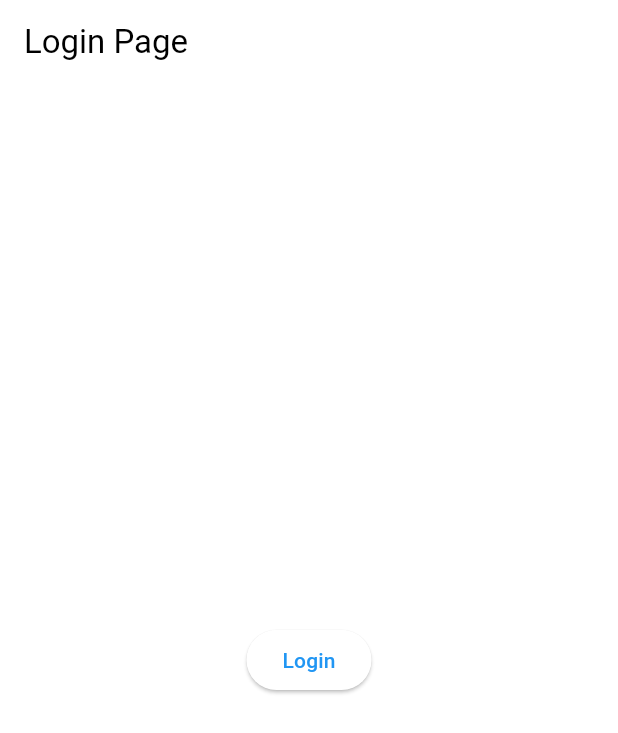
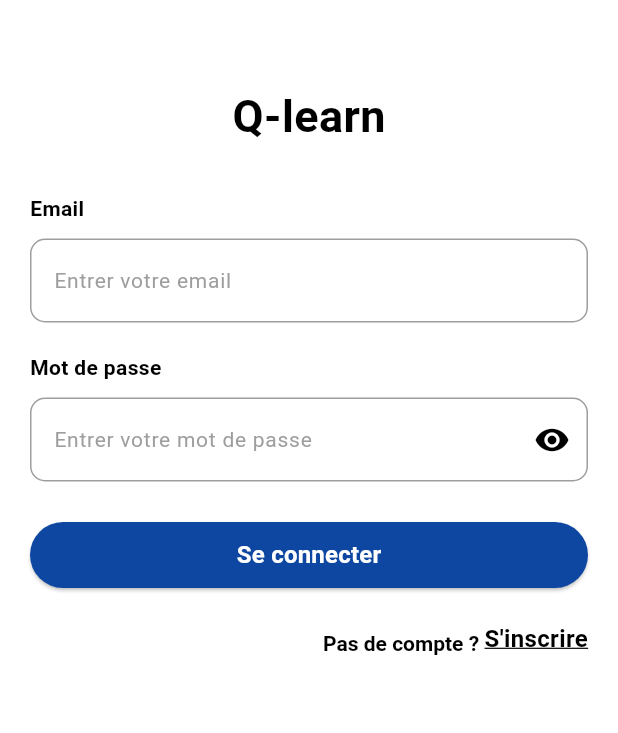
Before and after one commit to RasolomananaOlivier/qlearn, a Flutter app: the screen it shows after launch, on a phone screen of 412 x 824 dp. Shown: the top 733 px of the screen. Run offline on Flutter 3.47's test engine with Material 3 defaults, Android fonts, the light colour scheme and no system bars; drawn by our look-alikes of flutter_form_builder, oktoast; our stand-ins replace auto_route, dio, flutter_riverpod, form_builder_validators, get_it, retrofit and 1 more; missing offline and left inert: awesome_dio_interceptor; generated files the repository leaves out were written again; Roboto replaces fonts that are missing (IBM, Montserrat); statements that could not run were skipped.

Commit message:
feat: add screen for login and register

```diff
--- a/lib/app.dart
+++ b/lib/app.dart
@@ -2,7 +2,6 @@ import 'package:flutter/material.dart';
 import 'package:flutter_riverpod/flutter_riverpod.dart';
 import 'package:q_learn/core/config/router/app_router.dart';
 import 'package:q_learn/core/config/themes/app_themes.dart';
-import 'package:q_learn/features/auth/presentation/providers/auth_provider.dart';
 import 'package:oktoast/oktoast.dart';
 
 class App extends ConsumerWidget {
@@ -12,9 +11,8 @@ class App extends ConsumerWidget {
   Widget build(BuildContext context, WidgetRef ref) {
     return OKToast(
       child: MaterialApp.router(
-        routerConfig: AppRouter(ref).config(
-            // reevaluateListenable: ref.watch(authProvider),
-            ),
+        routerConfig: AppRouter(ref).config(),
+        debugShowCheckedModeBanner: false,
         theme: AppTheme.light,
       ),
     );
--- a/lib/core/config/router/app_router.dart
+++ b/lib/core/config/router/app_router.dart
@@ -2,6 +2,7 @@ import 'package:auto_route/auto_route.dart';
 import 'package:flutter/material.dart';
 import 'package:flutter_riverpod/flutter_riverpod.dart';
 import 'package:q_learn/features/auth/presentation/pages/LoginPage.dart';
+import 'package:q_learn/features/auth/presentation/pages/RegisterPage.dart';
 import 'package:q_learn/features/auth/presentation/providers/auth_provider.dart';
 import 'package:q_learn/features/news/presentation/pages/details_page.dart';
 import 'package:q_learn/features/news/presentation/pages/profile_page.dart';
@@ -20,7 +21,9 @@ class AppRouter extends _$AppRouter implements AutoRouteGuard {
   void onNavigation(NavigationResolver resolver, StackRouter router) {
     final isAuthenticated = ref.watch(authProvider).isAuthenticated;
 
-    if (isAuthenticated || resolver.route.name == LoginRoute.name) {
+    if (isAuthenticated ||
+        resolver.route.name == LoginRoute.name ||
+        resolver.route.name == RegisterRoute.name) {
       // we continue navigation
       resolver.next();
     } else {
@@ -29,19 +32,28 @@ class AppRouter extends _$AppRouter implements AutoRouteGuard {
       // tip: use resolver.redirect to have the redirected route
       // automatically removed from the stack when the resolver is completed
       resolver.redirect(
-        LoginRoute(
-          onResult: (isAuthenticated) {
-            resolver.next(isAuthenticated);
-          },
-        ),
+        const LoginRoute(),
       );
     }
   }
 
   @override
   List<AutoRoute> get routes => [
+        // Login route
         CustomRoute(
           page: LoginRoute.page,
+          keepHistory: true,
+          customRouteBuilder: (context, child, page) {
+            return CupertinoPageRoute(
+              settings: page,
+              builder: (context) => child,
+            );
+          },
+        ),
+
+        // Register route
+        CustomRoute(
+          page: RegisterRoute.page,
           keepHistory: false,
           customRouteBuilder: (context, child, page) {
             return CupertinoPageRoute(
@@ -82,7 +94,8 @@ class AppRouter extends _$AppRouter implements AutoRouteGuard {
                 );
               },
             ),
-            ]),
+          ],
+        ),
         CustomRoute(
           page: DetailsRoute.page,
           // guards: [AuthGuard()],
--- /dev/null
+++ b/lib/core/utils/constants/input_decoration_property.dart
@@ -0,0 +1,28 @@
+import 'package:flutter/material.dart';
+
+class InputDecorationProperty {
+  static TextStyle hintStyle() {
+    return const TextStyle(
+      color: Colors.grey,
+      fontSize: 14,
+    );
+  }
+
+  static OutlineInputBorder border(BuildContext context) {
+    return OutlineInputBorder(
+      borderRadius: BorderRadius.circular(10),
+      borderSide: BorderSide(
+        color: Theme.of(context).colorScheme.primary,
+      ),
+    );
+  }
+
+  static OutlineInputBorder enabledBorder() {
+    return OutlineInputBorder(
+      borderRadius: BorderRadius.circular(10),
+      borderSide: const BorderSide(
+        color: Colors.grey,
+      ),
+    );
+  }
+}
--- a/lib/features/auth/presentation/pages/LoginPage.dart
+++ b/lib/features/auth/presentation/pages/LoginPage.dart
@@ -1,33 +1,82 @@
 import 'package:auto_route/auto_route.dart';
 import 'package:flutter/material.dart';
 import 'package:flutter_riverpod/flutter_riverpod.dart';
-import 'package:q_learn/features/auth/presentation/providers/auth_provider.dart';
+import 'package:q_learn/core/config/router/app_router.dart';
+import 'package:q_learn/features/auth/presentation/widgets/login_form.dart';
 
 @RoutePage()
 class LoginPage extends ConsumerWidget {
-  const LoginPage({
-    Key? key,
-    required this.onResult,
-  }) : super(key: key);
+  const LoginPage({super.key});
 
-  final void Function(bool) onResult;
-
-  void _handleLogin(WidgetRef ref) {
-    ref.read(authProvider).login();
-
-    onResult(true);
+  void goToRegister(BuildContext context) {
+    context.router.push(const RegisterRoute());
   }
 
   @override
   Widget build(BuildContext context, WidgetRef ref) {
     return Scaffold(
-      appBar: AppBar(
-        title: const Text('Login Page'),
-      ),
-      body: Center(
-        child: ElevatedButton(
-          onPressed: () => _handleLogin(ref),
-          child: const Text('Login'),
+      appBar: AppBar(),
+      body: Padding(
+        padding: const EdgeInsets.symmetric(horizontal: 20),
+        child: Column(
+          children: [
+            const Text(
+              "Q-learn",
+              style: TextStyle(
+                fontSize: 30,
+                fontWeight: FontWeight.bold,
+              ),
+            ),
+            const SizedBox(height: 30),
+            const LoginForm(),
+
+            // Go to register page
+            GestureDetector(
+              behavior: HitTestBehavior.opaque,
+              onTap: () => goToRegister(context),
+              child: SizedBox(
+                child: Align(
+                  alignment: Alignment.topRight,
+                  child: Padding(
+                    padding: const EdgeInsets.only(top: 20.0, bottom: 25),
+                    child: RichText(
+                      textAlign: TextAlign.center,
+                      text: TextSpan(
+                        children: <InlineSpan>[
+                          const TextSpan(
+                            text: 'Pas de compte ? ',
+                            style: TextStyle(
+                              fontFamily: 'Montserrat',
+                              // fontSize: 16,
+                              fontWeight: FontWeight.w600,
+                            ),
+                          ),
+                          WidgetSpan(
+                            child: Text(
+                              "S'inscrire",
+                              style: TextStyle(
+                                color: Theme.of(context).colorScheme.secondary,
+                                fontFamily: 'Montserrat',
+                                fontSize: 16,
+                                fontWeight: FontWeight.w600,
+                                decoration: TextDecoration.underline,
+                              ),
+                            ),
+                          ),
+                        ],
+                        style: const TextStyle(
+                          color: Colors.black,
+                          fontFamily: 'Montserrat',
+                          // fontSize: 16,
+                          fontWeight: FontWeight.w600,
+                        ),
+                      ),
+                    ),
+                  ),
+                ),
+              ),
+            ),
+          ],
         ),
       ),
     );
--- /dev/null
+++ b/lib/features/auth/presentation/widgets/login_form.dart
@@ -0,0 +1,119 @@
+import 'package:flutter/material.dart';
+import 'package:flutter_form_builder/flutter_form_builder.dart';
+import 'package:flutter_riverpod/flutter_riverpod.dart';
+import 'package:form_builder_validators/form_builder_validators.dart';
+import 'package:q_learn/core/utils/constants/input_decoration_property.dart';
+import 'package:q_learn/features/auth/presentation/providers/auth_provider.dart';
+
+class LoginForm extends ConsumerStatefulWidget {
+  const LoginForm({super.key});
+
+  @override
+  ConsumerState<LoginForm> createState() => _LoginFormState();
+}
+
+class _LoginFormState extends ConsumerState<LoginForm> {
+  final _formKey = GlobalKey<FormBuilderState>();
+
+  bool _hidePassword = true;
+
+  void _togglePasswordVisibility() {
+    setState(() {
+      _hidePassword = !_hidePassword;
+    });
+  }
+
+  void handleLogin() {
+    ref.read(authProvider).login();
+  }
+
+  @override
+  Widget build(BuildContext context) {
+    return FormBuilder(
+      key: _formKey,
+      child: Column(
+        crossAxisAlignment: CrossAxisAlignment.start,
+        mainAxisSize: MainAxisSize.max,
+        children: [
+          // Email input
+          const Text(
+            'Email',
+            textAlign: TextAlign.left,
+            style: TextStyle(
+              fontSize: 14,
+              fontWeight: FontWeight.w600,
+            ),
+          ),
+          const SizedBox(height: 10),
+          FormBuilderTextField(
+            name: 'email',
+            keyboardType: TextInputType.emailAddress,
+            autofillHints: const [AutofillHints.email],
+            decoration: InputDecoration(
+              hintText: 'Entrer votre email',
+              // isDense: true,
+              hintStyle: InputDecorationProperty.hintStyle(),
+              border: InputDecorationProperty.border(context),
+              enabledBorder: InputDecorationProperty.enabledBorder(),
+            ),
+            validator: FormBuilderValidators.compose([
+              FormBuilderValidators.required(),
+              FormBuilderValidators.email(),
+            ]),
+          ),
+          const SizedBox(height: 20),
+
+          // Password input
+          const Text(
+            'Mot de passe',
+            textAlign: TextAlign.left,
+            style: TextStyle(
+              fontSize: 14,
+              fontWeight: FontWeight.w600,
+            ),
+          ),
+          const SizedBox(height: 10),
+          FormBuilderTextField(
+            name: 'password',
+            keyboardType: TextInputType.visiblePassword,
+            autofillHints: const [AutofillHints.password],
+            decoration: InputDecoration(
+              hintText: 'Entrer votre mot de passe',
+              hintStyle: InputDecorationProperty.hintStyle(),
+              border: InputDecorationProperty.border(context),
+              enabledBorder: InputDecorationProperty.enabledBorder(),
+              suffixIcon: IconButton(
+                onPressed: _togglePasswordVisibility,
+                icon: Icon(
+                    _hidePassword ? Icons.visibility : Icons.visibility_off),
+              ),
+            ),
+            obscureText: _hidePassword,
+            validator: FormBuilderValidators.compose([
+              FormBuilderValidators.required(),
+              FormBuilderValidators.minLength(8),
+            ]),
+          ),
+          const SizedBox(height: 25),
+
+          // Submit button
+          ElevatedButton(
+            onPressed: handleLogin,
+            style: ElevatedButton.styleFrom(
+              backgroundColor: Colors.blue.shade900,
+              minimumSize: const Size.fromHeight(44),
+            ),
+            child: Text(
+              'Se connecter',
+              style: Theme.of(context).textTheme.titleMedium!.copyWith(
+                    color: Colors.white,
+                    fontSize: 16,
+                    fontWeight: FontWeight.w600,
+                  ),
+            ),
+          ),
+        ],
+      ),
+    );
+  }
+}
--- a/pubspec.yaml
+++ b/pubspec.yaml
@@ -21,6 +21,8 @@ dependencies:
   riverpod_annotation: ^2.3.5
   awesome_dio_interceptor: ^1.2.0
   oktoast: ^3.4.0
+  flutter_form_builder: ^9.3.0
+  form_builder_validators: ^10.0.1
 
 dev_dependencies:
   flutter_test:
```
Also changed, not shown: lib/features/auth/presentation/pages/RegisterPage.dart (+89 -0 lines), lib/features/auth/presentation/widgets/register_form.dart (added, +164 -0 lines), lib/main.dart (+0 -14 lines), lib/core/config/router/app_router.gr.dart, lib/features/news/data/datasources/remote/news_remote_datasource.g.dart, lib/features/news/domain/models/responses/breaking_news_response.g.dart, pubspec.lock. Lines whose indentation alone changed are shown as unchanged.
